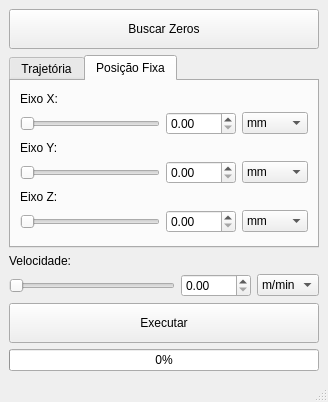
First picture: the form in Source/ui/mainwindow.ui, repository rafaelppires/weldway, before the edit.
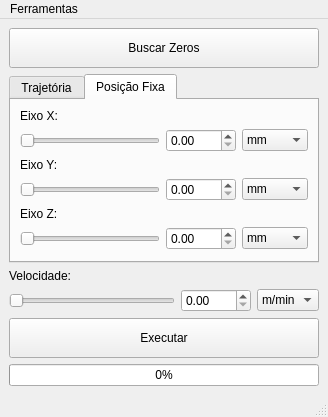
Second picture: the form after the edit.

```diff
--- a/Source/ui/mainwindow.ui
+++ b/Source/ui/mainwindow.ui
@@ -7,7 +7,7 @@
     <x>0</x>
     <y>0</y>
     <width>328</width>
-    <height>402</height>
+    <height>413</height>
    </rect>
   </property>
   <property name="windowTitle">
@@ -421,6 +421,14 @@
      <height>21</height>
     </rect>
    </property>
+   <widget class="QMenu" name="menuFerramentas">
+    <property name="title">
+     <string>Ferramentas</string>
+    </property>
+    <addaction name="actionConnection"/>
+    <addaction name="actionStatus"/>
+   </widget>
+   <addaction name="menuFerramentas"/>
   </widget>
   <widget class="QStatusBar" name="statusbar"/>
  </widget>
```
Left out of the diff: 10 changed lines with no effect on the pictures.
